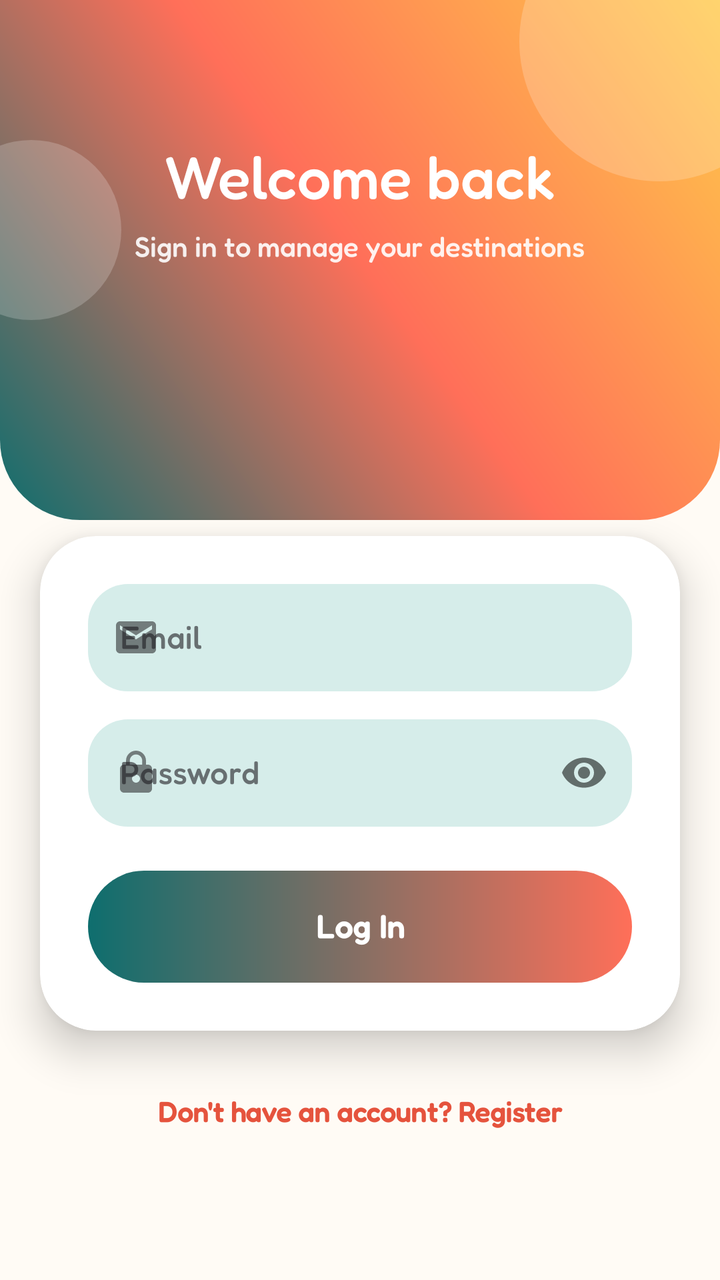
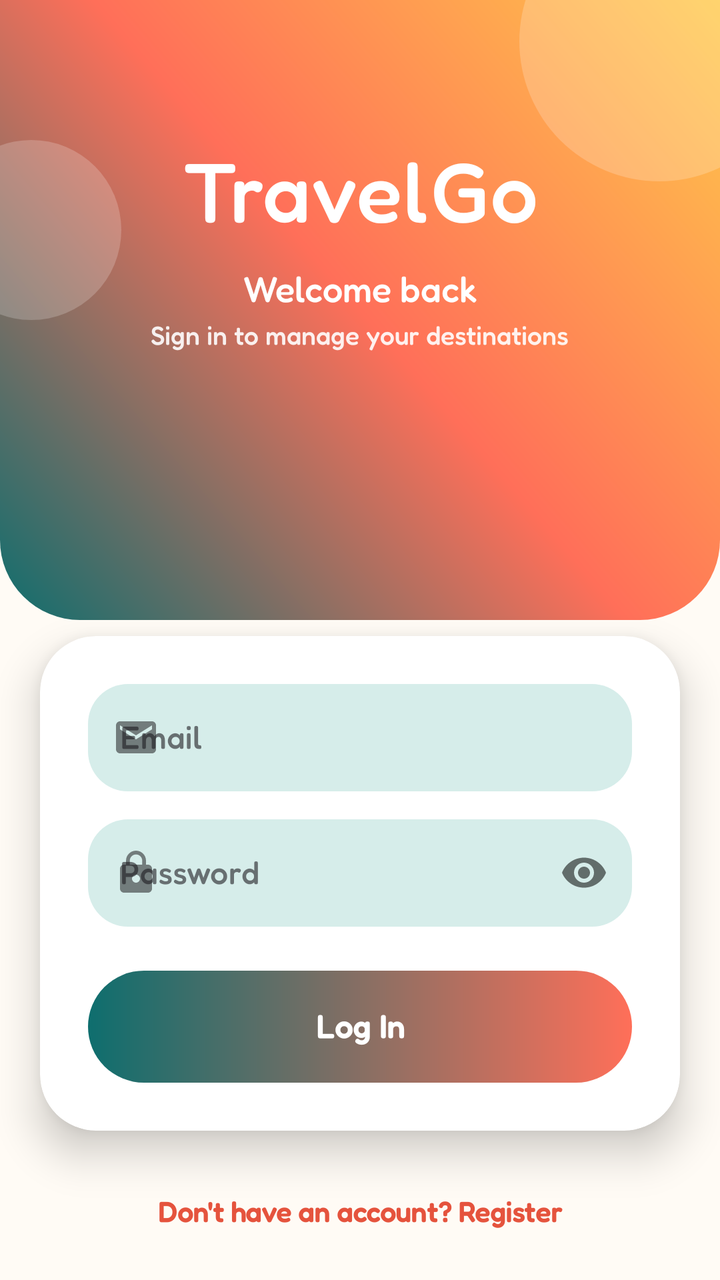

The first picture is an Android layout as it rendered before a commit; the second is the same layout after the commit. The layout source and the unified diff follow.
<!-- AndroidManifest.xml: application theme Theme.TravelGo -->
<!-- res/layout/activity_login.xml -->
<?xml version="1.0" encoding="utf-8"?>
<ScrollView xmlns:android="http://schemas.android.com/apk/res/android"
    xmlns:app="http://schemas.android.com/apk/res-auto"
    android:layout_width="match_parent"
    android:layout_height="match_parent"
    android:background="@color/background">

    <androidx.constraintlayout.widget.ConstraintLayout
        android:layout_width="match_parent"
        android:layout_height="wrap_content"
        android:focusable="true"
        android:focusableInTouchMode="true">

        <View
            android:id="@+id/viewHeaderBg"
            android:layout_width="0dp"
            android:layout_height="260dp"
            android:background="@drawable/bg_header_rounded"
            app:layout_constraintTop_toTopOf="parent"
            app:layout_constraintStart_toStartOf="parent"
            app:layout_constraintEnd_toEndOf="parent" />

        <View
            android:layout_width="140dp"
            android:layout_height="140dp"
            android:layout_marginTop="-50dp"
            android:layout_marginEnd="-40dp"
            android:background="@drawable/bg_circle_deco"
            app:layout_constraintTop_toTopOf="parent"
            app:layout_constraintEnd_toEndOf="parent" />

        <View
            android:layout_width="90dp"
            android:layout_height="90dp"
            android:layout_marginTop="70dp"
            android:layout_marginStart="-30dp"
            android:background="@drawable/bg_circle_deco"
            app:layout_constraintTop_toTopOf="parent"
            app:layout_constraintStart_toStartOf="parent" />

        <TextView
            android:id="@+id/tvTitle"
            android:layout_width="wrap_content"
            android:layout_height="wrap_content"
            android:layout_marginTop="70dp"
            android:text="@string/login_title"
            android:textColor="@color/white"
            android:textSize="30sp"
            android:fontFamily="@font/fredoka_bold"
            app:layout_constraintTop_toTopOf="@id/viewHeaderBg"
            app:layout_constraintStart_toStartOf="parent"
            app:layout_constraintEnd_toEndOf="parent" />

        <TextView
            android:id="@+id/tvSubtitle"
            android:layout_width="wrap_content"
            android:layout_height="wrap_content"
            android:layout_marginTop="8dp"
            android:text="@string/login_subtitle"
            android:textColor="@color/white"
            android:alpha="0.9"
            android:textSize="14sp"
            app:layout_constraintTop_toBottomOf="@id/tvTitle"
            app:layout_constraintStart_toStartOf="parent"
            app:layout_constraintEnd_toEndOf="parent" />

        <androidx.cardview.widget.CardView
            android:id="@+id/cardForm"
            android:layout_width="0dp"
            android:layout_height="wrap_content"
            android:layout_marginTop="8dp"
            android:layout_marginHorizontal="20dp"
            app:cardCornerRadius="28dp"
            app:cardElevation="12dp"
            app:cardBackgroundColor="@color/surface"
            app:layout_constraintTop_toBottomOf="@id/viewHeaderBg"
            app:layout_constraintStart_toStartOf="parent"
            app:layout_constraintEnd_toEndOf="parent">

            <androidx.constraintlayout.widget.ConstraintLayout
                android:layout_width="match_parent"
                android:layout_height="wrap_content"
                android:padding="24dp">

                <com.google.android.material.textfield.TextInputLayout
                    android:id="@+id/tilEmail"
                    style="@style/Widget.MaterialComponents.TextInputLayout.FilledBox"
                    android:layout_width="0dp"
                    android:layout_height="wrap_content"
                    android:hint="@string/hint_email"
                    app:boxBackgroundColor="@color/primary_light"
                    app:boxCornerRadiusTopStart="20dp"
                    app:boxCornerRadiusTopEnd="20dp"
                    app:boxCornerRadiusBottomStart="20dp"
                    app:boxCornerRadiusBottomEnd="20dp"
                    app:boxStrokeWidth="0dp"
                    app:startIconDrawable="@drawable/ic_mail"
                    app:hintTextColor="@color/primary"
                    app:layout_constraintTop_toTopOf="parent"
                    app:layout_constraintStart_toStartOf="parent"
                    app:layout_constraintEnd_toEndOf="parent">

                    <com.google.android.material.textfield.TextInputEditText
                        android:id="@+id/etEmail"
                        android:layout_width="match_parent"
                        android:layout_height="wrap_content"
                        android:inputType="textEmailAddress" />
                </com.google.android.material.textfield.TextInputLayout>

                <com.google.android.material.textfield.TextInputLayout
                    android:id="@+id/tilPassword"
                    style="@style/Widget.MaterialComponents.TextInputLayout.FilledBox"
                    android:layout_width="0dp"
                    android:layout_height="wrap_content"
                    android:layout_marginTop="14dp"
                    android:hint="@string/hint_password"
                    app:passwordToggleEnabled="true"
                    app:boxBackgroundColor="@color/primary_light"
                    app:boxCornerRadiusTopStart="20dp"
                    app:boxCornerRadiusTopEnd="20dp"
                    app:boxCornerRadiusBottomStart="20dp"
                    app:boxCornerRadiusBottomEnd="20dp"
                    app:boxStrokeWidth="0dp"
                    app:startIconDrawable="@drawable/ic_lock"
                    app:hintTextColor="@color/primary"
                    app:layout_constraintTop_toBottomOf="@id/tilEmail"
                    app:layout_constraintStart_toStartOf="parent"
                    app:layout_constraintEnd_toEndOf="parent">

                    <com.google.android.material.textfield.TextInputEditText
                        android:id="@+id/etPassword"
                        android:layout_width="match_parent"
                        android:layout_height="wrap_content"
                        android:inputType="textPassword" />
                </com.google.android.material.textfield.TextInputLayout>

                <TextView
                    android:id="@+id/tvError"
                    android:layout_width="0dp"
                    android:layout_height="wrap_content"
                    android:layout_marginTop="8dp"
                    android:textColor="@color/error"
                    android:visibility="gone"
                    app:layout_constraintTop_toBottomOf="@id/tilPassword"
                    app:layout_constraintStart_toStartOf="parent"
                    app:layout_constraintEnd_toEndOf="parent" />

                <com.google.android.material.button.MaterialButton
                    android:id="@+id/btnLogin"
                    android:layout_width="0dp"
                    android:layout_height="56dp"
                    android:layout_marginTop="22dp"
                    android:text="@string/btn_login"
                    android:textAllCaps="false"
                    android:textStyle="bold"
                    android:textSize="16sp"
                    android:insetTop="0dp"
                    android:insetBottom="0dp"
                    android:background="@drawable/bg_button_gradient"
                    app:backgroundTint="@null"
                    app:elevation="6dp"
                    app:layout_constraintTop_toBottomOf="@id/tvError"
                    app:layout_constraintStart_toStartOf="parent"
                    app:layout_constraintEnd_toEndOf="parent" />

                <ProgressBar
                    android:id="@+id/progressBar"
                    android:layout_width="wrap_content"
                    android:layout_height="wrap_content"
                    android:layout_marginTop="12dp"
                    android:visibility="gone"
                    app:layout_constraintTop_toBottomOf="@id/btnLogin"
                    app:layout_constraintStart_toStartOf="parent"
                    app:layout_constraintEnd_toEndOf="parent" />

            </androidx.constraintlayout.widget.ConstraintLayout>
        </androidx.cardview.widget.CardView>

        <TextView
            android:id="@+id/tvGoRegister"
            android:layout_width="wrap_content"
            android:layout_height="wrap_content"
            android:layout_marginTop="24dp"
            android:layout_marginBottom="32dp"
            android:padding="8dp"
            android:text="@string/txt_no_account"
            android:textColor="@color/accent_dark"
            android:textStyle="bold"
            app:layout_constraintTop_toBottomOf="@id/cardForm"
            app:layout_constraintStart_toStartOf="parent"
            app:layout_constraintEnd_toEndOf="parent" />

    </androidx.constraintlayout.widget.ConstraintLayout>
</ScrollView>
<!-- resources referenced by this layout -->
<resources>
  <color name="accent_dark">#E5533D</color>
  <color name="background">#FFFBF5</color>
  <color name="error">#D6336C</color>
  <color name="primary">#0E6E6E</color>
  <color name="primary_light">#D6EDEA</color>
  <color name="surface">#FFFFFF</color>
  <color name="white">#FFFFFF</color>
  <!-- drawable bg_button_gradient (drawable) -->
  <?xml version="1.0" encoding="utf-8"?>
  <shape xmlns:android="http://schemas.android.com/apk/res/android" android:shape="rectangle">
      <gradient
          android:type="linear"
          android:angle="0"
          android:startColor="#0E6E6E"
          android:endColor="#FF6F59" />
      <corners android:radius="28dp" />
  </shape>
  <!-- drawable bg_circle_deco (drawable) -->
  <?xml version="1.0" encoding="utf-8"?>
  <shape xmlns:android="http://schemas.android.com/apk/res/android" android:shape="oval">
      <solid android:color="#33FFFFFF" />
  </shape>
  <!-- drawable bg_header_rounded (drawable) -->
  <?xml version="1.0" encoding="utf-8"?>
  <shape xmlns:android="http://schemas.android.com/apk/res/android" android:shape="rectangle">
      <gradient
          android:type="linear"
          android:angle="45"
          android:startColor="#0E6E6E"
          android:centerColor="#FF6F59"
          android:endColor="#FFC94A" />
      <corners
          android:bottomLeftRadius="40dp"
          android:bottomRightRadius="40dp" />
  </shape>
  <!-- drawable ic_lock (drawable) -->
  <vector xmlns:android="http://schemas.android.com/apk/res/android"
      android:width="24dp" android:height="24dp"
      android:viewportWidth="24" android:viewportHeight="24">
      <path android:fillColor="#0E6E6E" android:pathData="M18,8h-1V6c0,-2.76 -2.24,-5 -5,-5S7,3.24 7,6v2H6c-1.1,0 -2,0.9 -2,2v10c0,1.1 0.9,2 2,2h12c1.1,0 2,-0.9 2,-2V10c0,-1.1 -0.9,-2 -2,-2zM12,17c-1.1,0 -2,-0.9 -2,-2s0.9,-2 2,-2 2,0.9 2,2 -0.9,2 -2,2zM15.1,8H8.9V6c0,-1.71 1.39,-3.1 3.1,-3.1 1.71,0 3.1,1.39 3.1,3.1v2z"/>
  </vector>
  <!-- drawable ic_mail (drawable) -->
  <vector xmlns:android="http://schemas.android.com/apk/res/android"
      android:width="24dp" android:height="24dp"
      android:viewportWidth="24" android:viewportHeight="24">
      <path android:fillColor="#0E6E6E" android:pathData="M20,4H4c-1.1,0 -1.99,0.9 -1.99,2L2,18c0,1.1 0.9,2 2,2h16c1.1,0 2,-0.9 2,-2V6c0,-1.1 -0.9,-2 -2,-2zM20,8l-8,5L4,8V6l8,5 8,-5v2z"/>
  </vector>
  <string name="btn_login">Log In</string>
  <string name="hint_email">Email</string>
  <string name="hint_password">Password</string>
  <string name="login_subtitle">Sign in to manage your destinations</string>
  <string name="login_title">Welcome back</string>
  <string name="txt_no_account">Don\'t have an account? Register</string>
  <style name="Theme.TravelGo" parent="Base.Theme.TravelGo" />
  <style name="Base.Theme.TravelGo" parent="Theme.Material3.DayNight.NoActionBar">
          <item name="colorPrimary">@color/primary</item>
          <item name="colorPrimaryDark">@color/primary_dark</item>
          <item name="colorAccent">@color/accent</item>
          <item name="colorOnPrimary">@color/white</item>
          <item name="android:windowBackground">@color/background</item>
          <item name="android:statusBarColor">@color/primary_dark</item>
          <item name="android:fontFamily">@font/fredoka_medium</item>
          <item name="fontFamily">@font/fredoka_medium</item>
      </style>
  <color name="primary_dark">#084F4F</color>
  <color name="accent">#FF6F59</color>
</resources>

<!-- the commit's change to res/layout/activity_login.xml (unified diff, before → after) -->
@@ -14,7 +14,7 @@
         <View
             android:id="@+id/viewHeaderBg"
             android:layout_width="0dp"
-            android:layout_height="260dp"
+            android:layout_height="310dp"
             android:background="@drawable/bg_header_rounded"
             app:layout_constraintTop_toTopOf="parent"
             app:layout_constraintStart_toStartOf="parent"
@@ -37,17 +37,30 @@
             android:background="@drawable/bg_circle_deco"
             app:layout_constraintTop_toTopOf="parent"
             app:layout_constraintStart_toStartOf="parent" />
+        <TextView
+            android:id="@+id/tvAppName"
+            android:layout_width="wrap_content"
+            android:layout_height="wrap_content"
+            android:layout_marginTop="70dp"
+            android:text="@string/app_name"
+            android:textColor="@color/white"
+            android:textSize="42sp"
+            android:fontFamily="@font/fredoka_bold"
+            android:letterSpacing="0.02"
+            app:layout_constraintTop_toTopOf="@id/viewHeaderBg"
+            app:layout_constraintStart_toStartOf="parent"
+            app:layout_constraintEnd_toEndOf="parent" />
 
         <TextView
             android:id="@+id/tvTitle"
             android:layout_width="wrap_content"
             android:layout_height="wrap_content"
-            android:layout_marginTop="70dp"
+            android:layout_marginTop="12dp"
             android:text="@string/login_title"
             android:textColor="@color/white"
-            android:textSize="30sp"
-            android:fontFamily="@font/fredoka_bold"
-            app:layout_constraintTop_toTopOf="@id/viewHeaderBg"
+            android:textSize="18sp"
+            android:fontFamily="@font/fredoka_medium"
+            app:layout_constraintTop_toBottomOf="@id/tvAppName"
             app:layout_constraintStart_toStartOf="parent"
             app:layout_constraintEnd_toEndOf="parent" />
 
@@ -55,11 +68,11 @@
             android:id="@+id/tvSubtitle"
             android:layout_width="wrap_content"
             android:layout_height="wrap_content"
-            android:layout_marginTop="8dp"
+            android:layout_marginTop="4dp"
             android:text="@string/login_subtitle"
             android:textColor="@color/white"
             android:alpha="0.9"
-            android:textSize="14sp"
+            android:textSize="13sp"
             app:layout_constraintTop_toBottomOf="@id/tvTitle"
             app:layout_constraintStart_toStartOf="parent"
             app:layout_constraintEnd_toEndOf="parent" />
<!-- resource entries referenced after the edit -->
@@ -47,6 +47,7 @@
       android:viewportWidth="24" android:viewportHeight="24">
       <path android:fillColor="#0E6E6E" android:pathData="M20,4H4c-1.1,0 -1.99,0.9 -1.99,2L2,18c0,1.1 0.9,2 2,2h16c1.1,0 2,-0.9 2,-2V6c0,-1.1 -0.9,-2 -2,-2zM20,8l-8,5L4,8V6l8,5 8,-5v2z"/>
   </vector>
+  <string name="app_name">TravelGo</string>
   <string name="btn_login">Log In</string>
   <string name="hint_email">Email</string>
   <string name="hint_password">Password</string>
